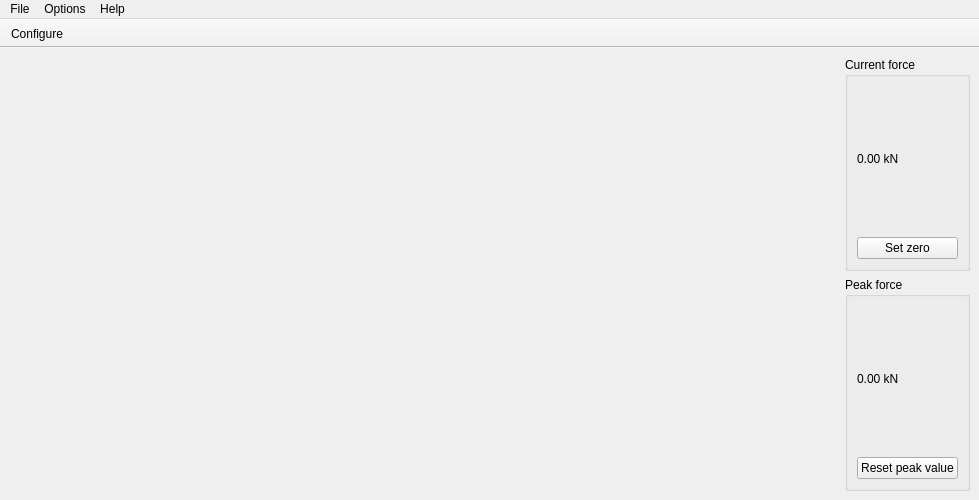
Before: the Qt Designer form src/gui/mainwindow.ui in linescaleGUI/linescaleGUI, drawn with Qt 5.
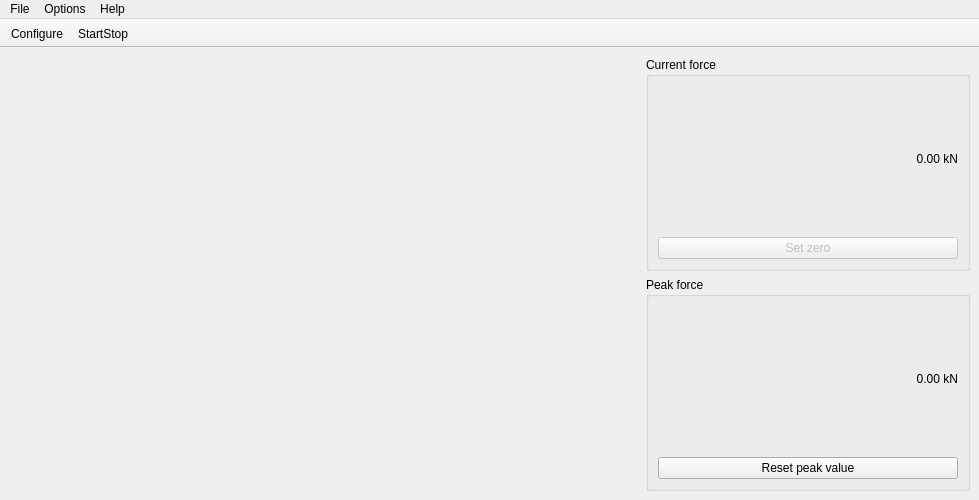
After: the same form once the commit is applied. Icons and pictures are not drawn.

Diff of the .ui file:
```diff
--- a/src/gui/mainwindow.ui
+++ b/src/gui/mainwindow.ui
@@ -46,16 +46,28 @@
         <layout class="QVBoxLayout" name="verticalLayout_3">
          <item>
           <widget class="QLabel" name="lblCurrentForce">
+           <property name="minimumSize">
+            <size>
+             <width>300</width>
+             <height>0</height>
+            </size>
+           </property>
            <property name="styleSheet">
             <string notr="true">font: 700 48pt &quot;Segoe UI&quot;;</string>
            </property>
            <property name="text">
             <string>0.00 kN</string>
            </property>
+           <property name="alignment">
+            <set>Qt::AlignRight|Qt::AlignTrailing|Qt::AlignVCenter</set>
+           </property>
           </widget>
          </item>
          <item>
           <widget class="QPushButton" name="btnSetZero">
+           <property name="enabled">
+            <bool>false</bool>
+           </property>
            <property name="text">
             <string>Set zero</string>
            </property>
@@ -78,6 +90,9 @@
            <property name="text">
             <string>0.00 kN</string>
            </property>
+           <property name="alignment">
+            <set>Qt::AlignRight|Qt::AlignTrailing|Qt::AlignVCenter</set>
+           </property>
           </widget>
          </item>
          <item>
@@ -142,6 +157,7 @@
     <bool>false</bool>
    </attribute>
    <addaction name="actionConfigure"/>
+   <addaction name="actionStartStop"/>
   </widget>
   <action name="actionExit">
    <property name="text">
@@ -180,6 +196,15 @@
     <string>Configure</string>
    </property>
   </action>
+  <action name="actionStartStop">
+   <property name="icon">
+    <iconset resource="../../assets/resource.qrc">
+     <normaloff>:/linescaleGUI/icons/start.png</normaloff>:/linescaleGUI/icons/start.png</iconset>
+   </property>
+   <property name="text">
+    <string>StartStop</string>
+   </property>
+  </action>
  </widget>
  <resources>
   <include location="../../assets/resource.qrc"/>
```
